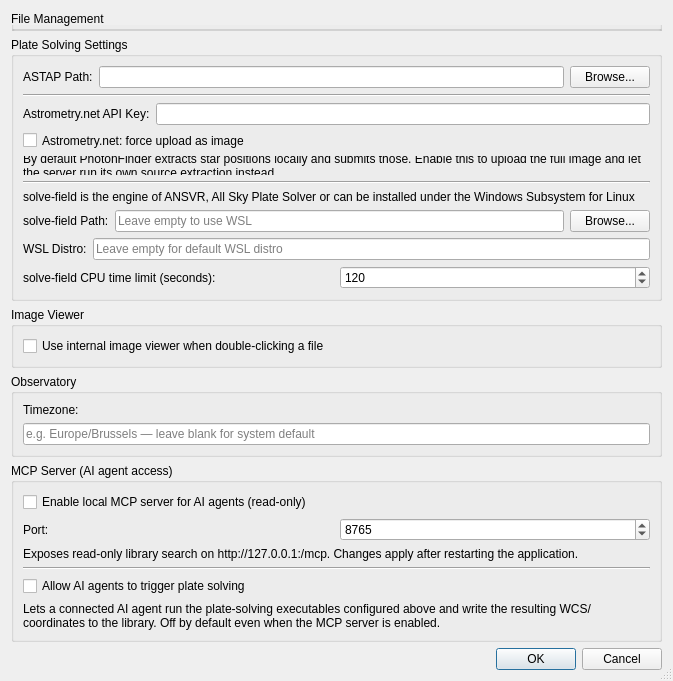
Above: photonfinder/ui/SettingsDialog.ui from bcolyn/PhotonFinder before the change. Below: the same form after it.
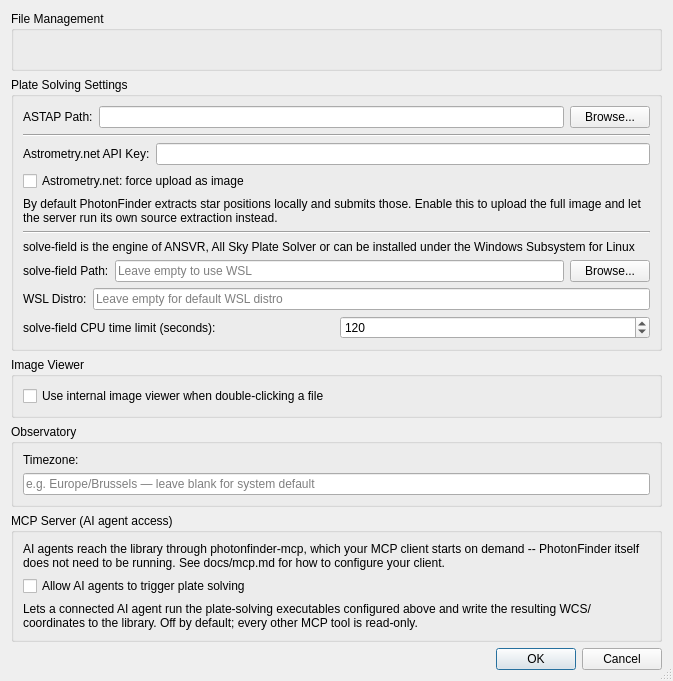
That is the form after the change.

Commit message: MCP: serve agents through a stdio stub instead of an embedded HTTP endpoint

```diff
--- a/photonfinder/ui/SettingsDialog.ui
+++ b/photonfinder/ui/SettingsDialog.ui
@@ -289,57 +289,16 @@
       <string>MCP Server (AI agent access)</string>
      </property>
      <layout class="QVBoxLayout" name="mcp_layout">
-      <item>
-       <widget class="QCheckBox" name="mcp_enabled_check">
-        <property name="text">
-         <string>Enable local MCP server for AI agents (read-only)</string>
-        </property>
-       </widget>
-      </item>
-      <item>
-       <layout class="QHBoxLayout" name="mcp_port_layout">
-        <item>
-         <widget class="QLabel" name="mcp_port_label">
-          <property name="text">
-           <string>Port:</string>
-          </property>
-         </widget>
-        </item>
-        <item>
-         <widget class="QSpinBox" name="mcp_port_spin">
-          <property name="toolTip">
-           <string>TCP port the MCP server listens on (loopback only)</string>
-          </property>
-          <property name="minimum">
-           <number>1024</number>
-          </property>
-          <property name="maximum">
-           <number>65535</number>
-          </property>
-          <property name="value">
-           <number>8765</number>
-          </property>
-         </widget>
-        </item>
-       </layout>
-      </item>
       <item>
        <widget class="QLabel" name="mcp_hint_label">
         <property name="text">
-         <string>Exposes read-only library search on http://127.0.0.1:&lt;port&gt;/mcp. Changes apply after restarting the application.</string>
+         <string>AI agents reach the library through photonfinder-mcp, which your MCP client starts on demand -- PhotonFinder itself does not need to be running. See docs/mcp.md for how to configure your client.</string>
         </property>
         <property name="wordWrap">
          <bool>true</bool>
         </property>
        </widget>
       </item>
-      <item>
-       <widget class="Line" name="line_mcp">
-        <property name="orientation">
-         <enum>Qt::Orientation::Horizontal</enum>
-        </property>
-       </widget>
-      </item>
       <item>
        <widget class="QCheckBox" name="mcp_allow_plate_solve_check">
         <property name="text">
@@ -350,7 +309,7 @@
       <item>
        <widget class="QLabel" name="mcp_plate_solve_hint_label">
         <property name="text">
-         <string>Lets a connected AI agent run the plate-solving executables configured above and write the resulting WCS/coordinates to the library. Off by default even when the MCP server is enabled.</string>
+         <string>Lets a connected AI agent run the plate-solving executables configured above and write the resulting WCS/coordinates to the library. Off by default; every other MCP tool is read-only.</string>
         </property>
         <property name="wordWrap">
          <bool>true</bool>
```
The commit also changes 16 other files.
